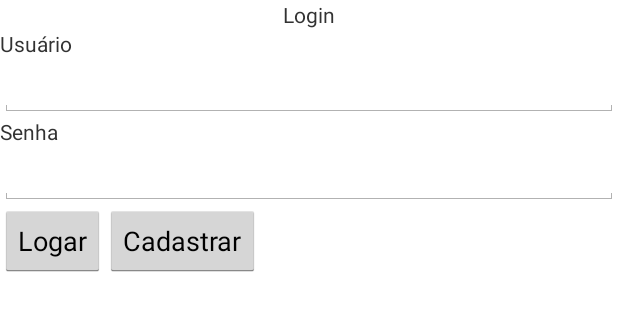
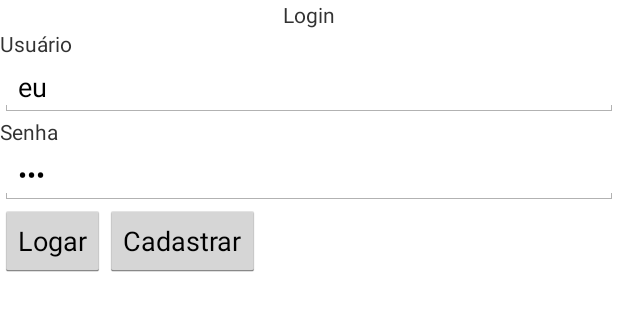
Before and after one commit to antonioads2017/GetNewsCZ, an Android app: the screen it shows after launch (TelaLogin), on a phone screen of 412 x 824 dp, the part 81-401 px from its top. Run offline under Robolectric (Android 15) with nearby library versions, the phone set to English and light mode, and no system bars; our stand-ins replace Picasso; pictures from the network do not load.

Commit message:
Inserido o usuário e senho nos edits

```diff
--- a/getCzNew/app/src/main/java/com/example/getcznews/screens/TelaLogin.java
+++ b/getCzNew/app/src/main/java/com/example/getcznews/screens/TelaLogin.java
@@ -63,12 +63,17 @@ public class TelaLogin extends TelaModeloInativo {
                 "Usuário"
         );
 
+        teUsuario.getEt().setText("eu");
+
         //SENHA
         teSenha = new TextEdit(
                 this,
                 root,
                 "Senha"
         );
+
+        teSenha.getEt().setText("123");
+
         teSenha.getEt().setTransformationMethod(new PasswordTransformationMethod());
 
 
--- a/getCzNew/app/src/main/java/com/example/getcznews/views/NoticiaView.java
+++ b/getCzNew/app/src/main/java/com/example/getcznews/views/NoticiaView.java
@@ -15,19 +15,35 @@ import com.squareup.picasso.Picasso;
 
 public class NoticiaView extends LinearLayout{
 
-    private final int TAM_TEXTO  = 200;
-    private final int TAM_TITULO = 12;
-    private final int TAM_LINK = 32;
+    private final int TAM_TEXTO        = 200;
+    private final int TAM_TITULO       = 12;
+    private final int TAM_LINK         = 32;
+
+    private final int PADDING_SIZE     = 30;
+
+    private final int LARGURA_IMAGEM   = 200;
+    private final int ALTURA_IMAGEM    = 200;
 
     private Noticia noticia;
     private ImageView imageView;
+
+    public NoticiaView(Context context, Noticia noticia) {
+        super(context);
+        this.noticia = noticia;
+        init();
+    }
 
     private void init(){
         LinearLayout.LayoutParams p = new LayoutParams(
                 LayoutParams.MATCH_PARENT,
                 LayoutParams.MATCH_PARENT
         );
-        setPadding(30,30,30,30);
+        setPadding(
+                PADDING_SIZE,
+                PADDING_SIZE,
+                PADDING_SIZE,
+                PADDING_SIZE);
+
         setLayoutParams(p);
 
 
@@ -37,19 +53,18 @@ public class NoticiaView extends LinearLayout{
 
         LinearLayout painelTexto = new LinearLayout(this.getContext());
         painelTexto.setOrientation(LinearLayout.VERTICAL);
-        painelTexto.setPadding(30,0,0,0);
+
+        painelTexto.setPadding(
+                PADDING_SIZE,
+                0,
+                0,
+                0);
 
         this.addView(painelTexto);
 
         criarTitulo(painelTexto);
         criarTexto(painelTexto);
         criarOrigem(painelTexto);
-    }
-
-    public NoticiaView(Context context, Noticia noticia) {
-        super(context);
-        this.noticia = noticia;
-        init();
     }
 
     /********************************************
@@ -109,7 +124,7 @@ public class NoticiaView extends LinearLayout{
         Picasso.get()
                 .load(noticia.getUrlImage())
                 .centerCrop()
-                .resize(200,200)
+                .resize(LARGURA_IMAGEM,ALTURA_IMAGEM)
                 .error(R.drawable.ic_launcher_foreground)
                 .into(imageView);
 
```
